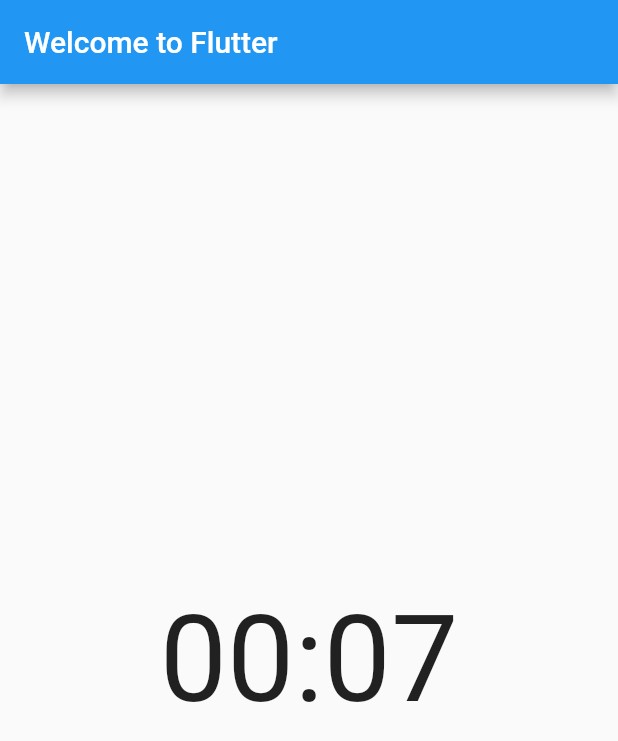
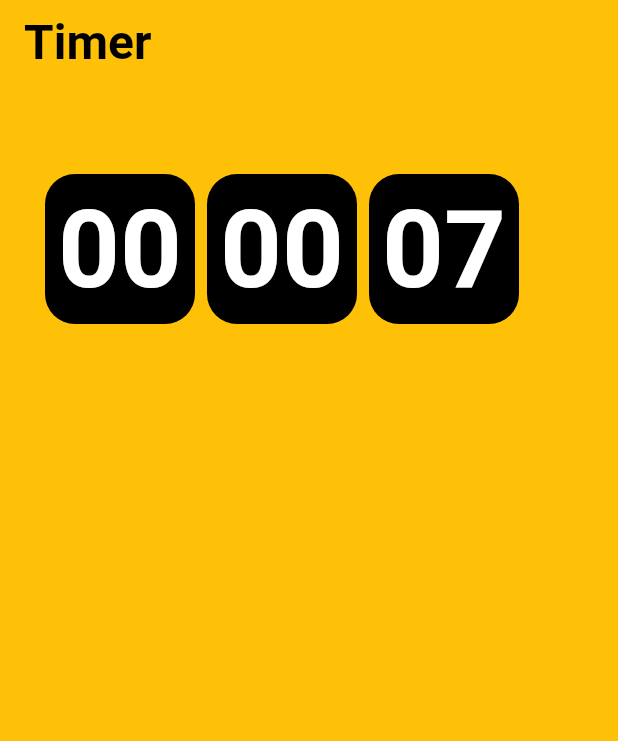
Before and after one commit to Fareed-Ahmad7/Timer_App, a Flutter app: the screen it shows after launch, on a phone screen of 412 x 824 dp. Shown: the top 741 px of the screen. Run offline on Flutter 3.47's test engine with Material 2 defaults, Android fonts, the light colour scheme and no system bars; our stand-ins replace google_fonts, velocity_x; missing offline and left inert: dart:ffi; Roboto replaces fonts that are missing (Amiko).

Commit message:
added colors and cards

```diff
--- a/lib/main.dart
+++ b/lib/main.dart
@@ -1,10 +1,13 @@
 import 'dart:ffi';
-
+import 'package:velocity_x/velocity_x.dart';
+import 'package:google_fonts/google_fonts.dart';
 import 'package:flutter/material.dart';
 import 'dart:async';
+
 void main() {
   runApp(const CountUp());
 }
+
 class CountUp extends StatefulWidget {
   const CountUp({Key? key}) : super(key: key);
 
@@ -39,14 +42,34 @@
 
   @override
   Widget build(BuildContext context) {
+    final style = TextStyle(
+              // color: Color.fromRGBO(7, 59, 76, 1),
+              color: Colors.black,
+              fontSize: 32,
+              fontWeight: FontWeight.bold,
+            );
     return MaterialApp(
+      debugShowCheckedModeBanner: false,
       // title: 'Welcome to Flutter'
       home: Scaffold(
+        // backgroundColor: Color.fromRGBO(255, 112, 165, 1),
+        backgroundColor: Colors.amber,
         appBar: AppBar(
-          title: const Text('Welcome to Flutter'),
+        // backgroundColor: Color.fromRGBO(255, 112, 165, 1),
+        backgroundColor: Colors.amber,
+          elevation: 0.0,
+          title: Text(
+            'Timer',
+            style: GoogleFonts.amiko(
+              textStyle: style,
+            ),
+          ),
         ),
-        body: Center(
-          child: buildTime(),
+        body: Container(
+          padding: EdgeInsets.fromLTRB(30, 60, 10, 30),
+          child: Center(
+            child: buildTime(),
+          ),
         ),
       ),
     );
@@ -57,13 +80,52 @@
     // if 11 --> 11
 
     String twoDigits(int n) => n.toString().padLeft(2, '0');
+    final hours = twoDigits(duration.inHours);
     final minutes = twoDigits(duration.inMinutes.remainder(60));
     final seconds = twoDigits(duration.inSeconds.remainder(60));
 
-
-    return Text(
-      '$minutes:$seconds',
-      style: TextStyle(fontSize: 80 ),
+    return Row(
+      mainAxisAlignment: MainAxisAlignment.start,
+      children: [
+        buildTimeCard(time: hours, header: 'Hours'),
+        const SizedBox(width: 8),
+        buildTimeCard(time: minutes, header: 'Minutes'),
+        const SizedBox(width: 8),
+        buildTimeCard(time: seconds, header: 'Seconds'),
+      ],
     );
   }
 }
+
+final style2 = TextStyle(
+              fontWeight: FontWeight.bold,
+              color: Colors.white,
+              // color: Colors.black,
+              fontSize: 72,
+            );
+
+Widget buildTimeCard({required String time, required String header}) => Column(
+      children: [
+        Container(
+          constraints: BoxConstraints(minWidth: 100, maxHeight: 100),
+          padding: EdgeInsets.all(8),
+          decoration: BoxDecoration(
+            // color: Color.fromRGBO(255, 175, 204, 1),
+            color: Colors.black,
+            borderRadius: BorderRadius.circular(20),
+          ),
+          child: Text(
+            time,
+            textAlign: TextAlign.center,
+            style: GoogleFonts.amiko(
+              textStyle: style2,
+            ),
+          ),
+        ),
+        SizedBox(height: 20),
+        // Text(
+        //   header,
+        //   textScaleFactor: 1.5,
+        // )
+      ],
+    );
--- a/pubspec.yaml
+++ b/pubspec.yaml
@@ -34,6 +34,8 @@
   # The following adds the Cupertino Icons font to your application.
   # Use with the CupertinoIcons class for iOS style icons.
   cupertino_icons: ^1.0.2
+  velocity_x: ^3.4.0
+  google_fonts: ^2.3.1
 
 dev_dependencies:
   flutter_test:
```
Also changed, not shown: pubspec.lock, 7 other files.
